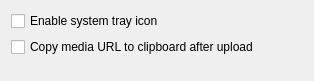
First picture: the form in blogilo/src/ui/settingsbase.ui, repository KDE/kdepim, before the edit.
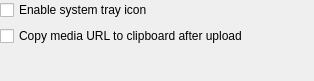
Second picture: the form after the edit.

Commit message: Remove margin in ui file too

Diff of the .ui file:
```diff
--- a/blogilo/src/ui/settingsbase.ui
+++ b/blogilo/src/ui/settingsbase.ui
@@ -9,10 +9,22 @@
     <height>81</height>
    </rect>
   </property>
-  <layout class="QGridLayout" name="gridLayout" >
-   <item row="0" column="0" colspan="2" >
-    <widget class="QCheckBox" name="kcfg_enableSysTrayIcon" >
-     <property name="text" >
+  <layout class="QGridLayout" name="gridLayout">
+   <property name="leftMargin">
+    <number>0</number>
+   </property>
+   <property name="topMargin">
+    <number>0</number>
+   </property>
+   <property name="rightMargin">
+    <number>0</number>
+   </property>
+   <property name="bottomMargin">
+    <number>0</number>
+   </property>
+   <item row="0" column="0" colspan="2">
+    <widget class="QCheckBox" name="kcfg_enableSysTrayIcon">
+     <property name="text">
       <string>Enable system tray icon</string>
      </property>
     </widget>
@@ -39,7 +51,7 @@
    </item>
   </layout>
  </widget>
- <layoutdefault spacing="6" margin="11" />
+ <layoutdefault spacing="6" margin="11"/>
  <includes>
   <include location="local" >kcolorbutton.h</include>
  </includes>
```
Left out of the diff: 23 changed lines with no effect on the pictures. The commit also changes 4 other files.
